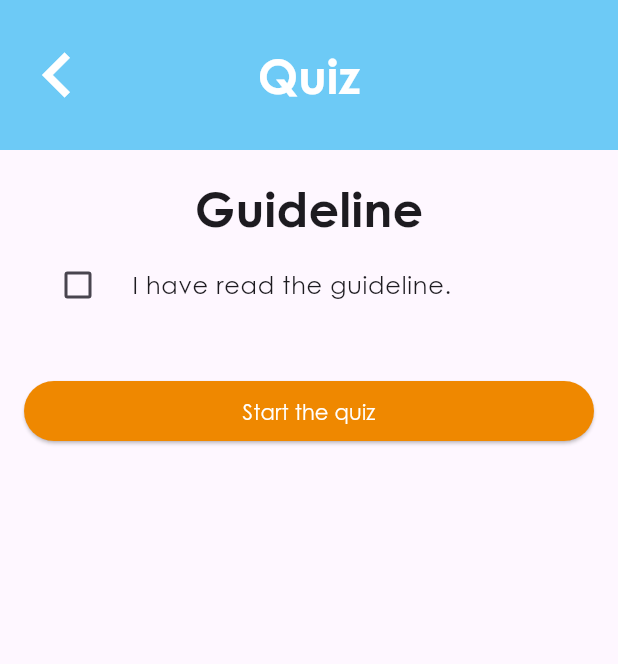
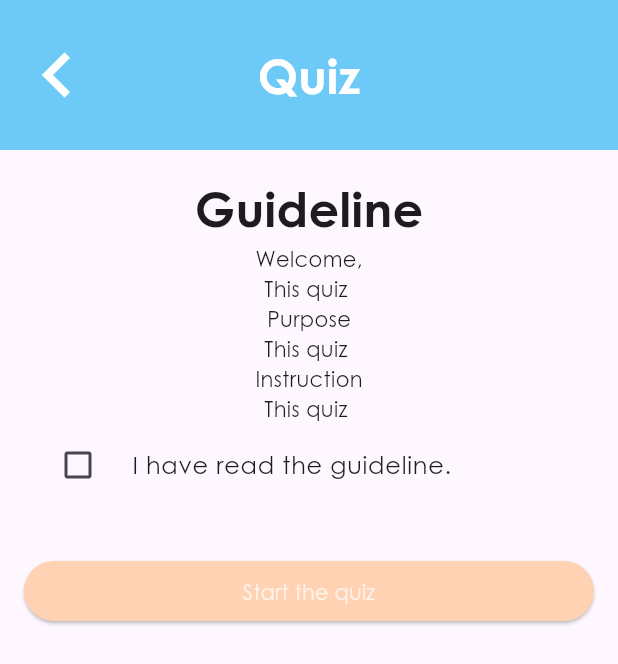
Before and after one commit to zzz276/BinusLite, a Flutter app: the Guideline screen opened directly, on a phone screen of 412 x 824 dp. Shown: the top 664 px of the screen. Run offline on Flutter 3.47's test engine with Material 3 defaults, Android fonts, the light colour scheme and no system bars; our stand-ins replace firebase_auth, firebase_core; accounts and stored records are empty.

Commit message:
Quiz (Part 1)

```diff
--- a/lib/screens/contents/quiz/guideline.dart
+++ b/lib/screens/contents/quiz/guideline.dart
@@ -44,6 +44,30 @@ class _GuidelineState extends State<Guideline> {
               )
             ),
 
+            const Text(
+              "Welcome,"
+            ),
+
+            const Text(
+              "This quiz "
+            ),
+
+            const Text(
+              "Purpose"
+            ),
+
+            const Text(
+              "This quiz "
+            ),
+
+            const Text(
+              "Instruction"
+            ),
+
+            const Text(
+              "This quiz "
+            ),
+
             CheckboxListTile(
               controlAffinity: ListTileControlAffinity.leading,
               onChanged: (value) => setState(() => isReady = value!),
@@ -54,6 +78,16 @@ class _GuidelineState extends State<Guideline> {
             const SizedBox(height: 32.0),
             ElevatedButton(
               onPressed: () => startQuiz(context),
+              style: (isReady) ?
+              const ButtonStyle(
+                backgroundColor: WidgetStatePropertyAll(Color(0xFFEF8800)),
+                foregroundColor: WidgetStatePropertyAll(Color(0xFFFFFFFF))
+              ) :
+              const ButtonStyle(
+                backgroundColor: WidgetStatePropertyAll(Color(0xFFFFD2B4)),
+                foregroundColor: WidgetStatePropertyAll(Color(0xB4FFFFFF))
+              ),
+
               child: const SizedBox(
                 width: double.infinity,
                 child: Text(
```
Also changed, not shown: lib/screens/contents/quiz/questions.dart (+24 -2 lines).
